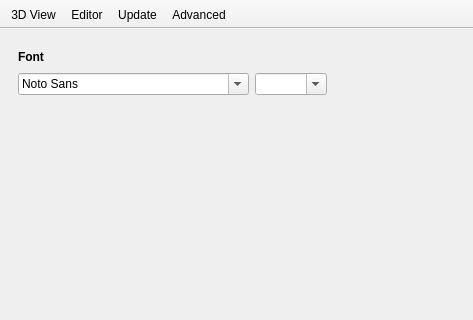
Qt form src/Preferences.ui (openscad/openscad) before a commit.
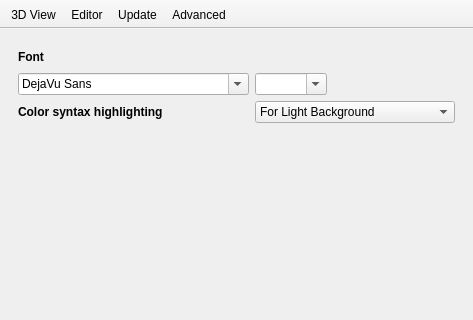
The same form after that commit. The open tabs and pages were chosen to show the change. Icons and pictures are not drawn.

Commit message: enable disabling of syntax highlighter, add highlighter for dark backgrounds

Diff of the .ui file:
```diff
--- a/src/Preferences.ui
+++ b/src/Preferences.ui
@@ -136,7 +136,7 @@
            <widget class="QFontComboBox" name="fontChooser">
             <property name="currentFont">
              <font>
-              <family>Monaco</family>
+              <family>DejaVu Sans</family>
               <pointsize>12</pointsize>
              </font>
             </property>
@@ -164,6 +164,61 @@
           </item>
          </layout>
         </item>
+        <item>
+         <layout class="QHBoxLayout" name="horizontalLayout_5">
+          <property name="bottomMargin">
+           <number>0</number>
+          </property>
+          <item>
+           <widget class="QLabel" name="label_9">
+            <property name="font">
+             <font>
+              <weight>75</weight>
+              <bold>true</bold>
+             </font>
+            </property>
+            <property name="text">
+             <string>Color syntax highlighting</string>
+            </property>
+           </widget>
+          </item>
+          <item>
+           <spacer name="horizontalSpacer_3">
+            <property name="orientation">
+             <enum>Qt::Horizontal</enum>
+            </property>
+            <property name="sizeType">
+             <enum>QSizePolicy::Maximum</enum>
+            </property>
+            <property name="sizeHint" stdset="0">
+             <size>
+              <width>30</width>
+              <height>20</height>
+             </size>
+            </property>
+           </spacer>
+          </item>
+          <item>
+           <widget class="QComboBox" name="syntaxHighlight">
+            <item>
+             <property name="text">
+              <string>For Light Background</string>
+             </property>
+            </item>
+            <item>
+             <property name="text">
+              <string>For Dark Background</string>
+             </property>
+            </item>
+            <item>
+             <property name="text">
+              <string>Off</string>
+             </property>
+            </item>
+           </widget>
+          </item>
+         </layout>
+        </item>
         <item>
          <spacer name="verticalSpacer_4">
           <property name="orientation">
```
Left out of the diff: 2 changed lines with no effect on the pictures. The commit also changes 6 other files.
